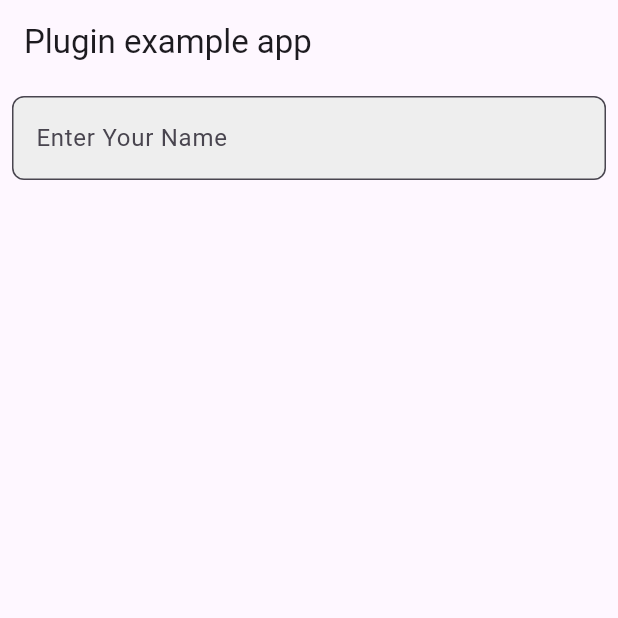
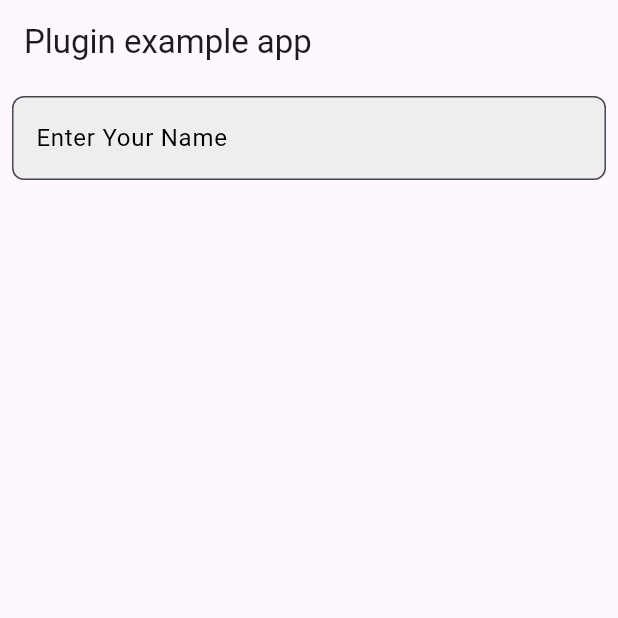
Before and after one commit to moon-flutter2/text_box_field, a Flutter app: the screen it shows after launch, on a phone screen of 412 x 824 dp, the top half of it. Run offline on Flutter 3.47's test engine with Material 3 defaults, Android fonts, the phone set to English and light mode, and no system bars; our stand-ins replace plugin_platform_interface, web.

Commit message:
minor change

```diff
--- a/lib/common_text_field.dart
+++ b/lib/common_text_field.dart
@@ -46,6 +46,7 @@ class CommonTextField extends StatelessWidget {
       onSubmitted: onSubmitted,
       decoration: InputDecoration(
         hintText: hintText,
+        hintStyle: TextStyle(color: Colors.black),
         filled: filled,
         fillColor: fillColor ?? Colors.grey[200],
         prefixIcon: prefixIcon,
```
